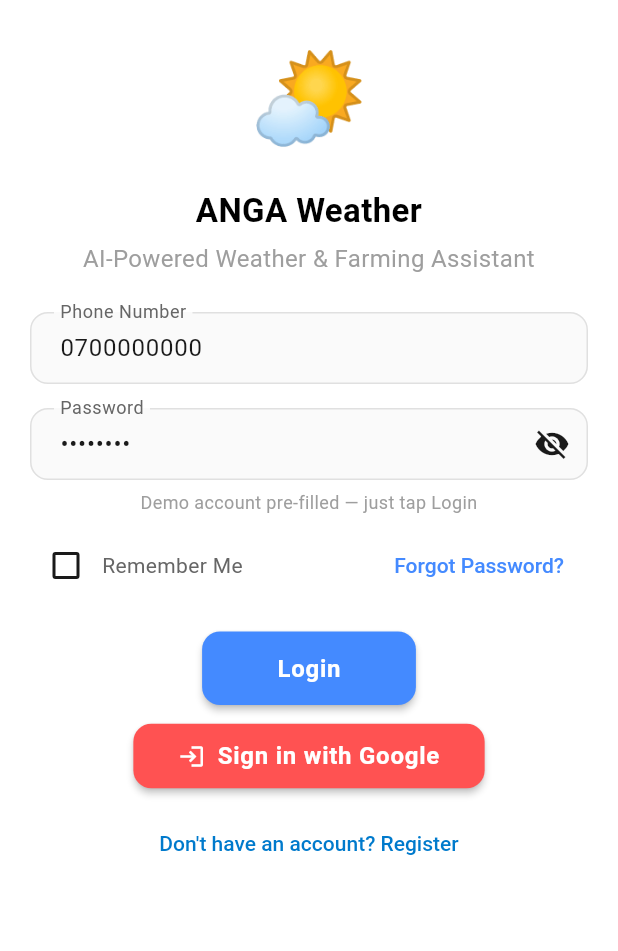
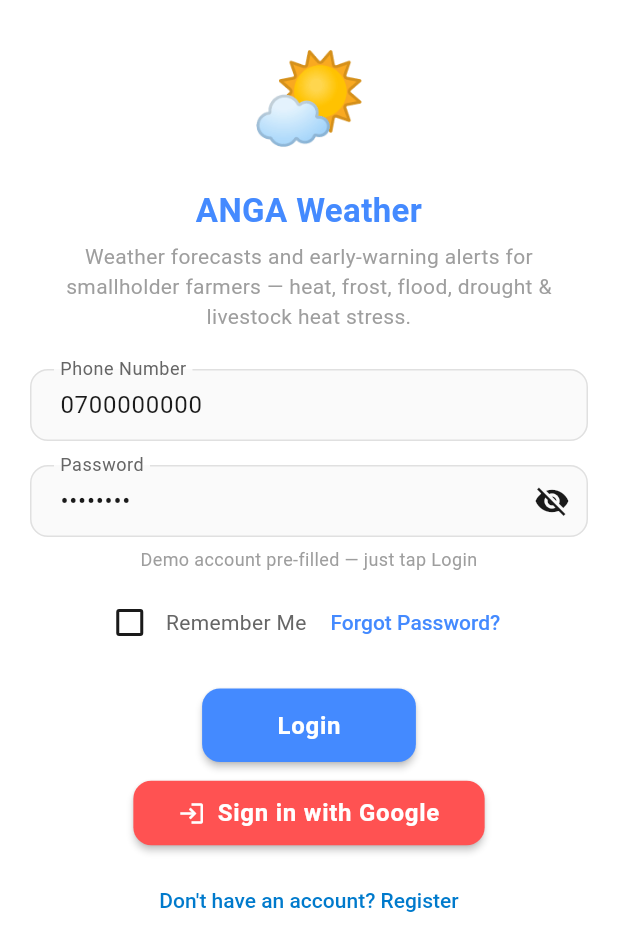
Before and after one commit to Josephnyingi/Anga, a Flutter app: the screen it shows after launch, on a phone screen of 412 x 824 dp. Shown: the top 951 px of the screen. Run offline on Flutter 3.47's test engine with Material 3 defaults, Android fonts, the phone set to English and light mode, and no system bars; our stand-ins replace animate_do, connectivity_plus, firebase_auth, firebase_core, fl_chart, flutter_local_notifications and 4 more; accounts and stored records are empty; network calls fail.

Commit message:
fix: better login-screen description + a real layout overflow bug
- Both apps' login screens now say what's actually different about
  this app instead of the generic "AI-Powered Weather & Farming
  Assistant": "Weather forecasts and early-warning alerts for
  smallholder farmers - heat, frost, flood, drought & livestock heat
  stress."
- Web's splash screen (shown before the login page loads) gets a
  matching shorter version, and its flag row - still showing Kenya +
  South Africa - now shows Kenya + Uganda, matching the actual pilot
  markets after Vhembe (South Africa) was replaced with Gulu (Uganda).
- Mobile's login title was black instead of the app's blue, the only
  place that was still inconsistent after the earlier branding fix.
- Found and fixed a real, pre-existing layout bug while testing the
  above at mobile widths: the "Remember Me" / "Forgot Password?" row
  in both apps had no Expanded/Flexible and silently overflowed by
  ~37px at narrow widths. Invisible in release builds (Flutter's
  overflow warning banner is debug-only), so this had been quietly
  clipping content in production. Switched both to Wrap so
  "Forgot Password?" drops to its own line instead of overflowing.

Co-Authored-By: Claude Sonnet 5 <noreply@anthropic.com>

```diff
--- a/apps/mobile/lib/screens/login_screen.dart
+++ b/apps/mobile/lib/screens/login_screen.dart
@@ -134,13 +134,13 @@ class LoginScreenState extends State<LoginScreen> {
                       // on every other screen (dashboard app bar, web app).
                       "ANGA Weather",
                       textAlign: TextAlign.center,
-                      style: TextStyle(fontSize: 22, fontWeight: FontWeight.bold, color: Colors.black),
+                      style: TextStyle(fontSize: 22, fontWeight: FontWeight.bold, color: Colors.blueAccent),
                     ),
                     SizedBox(height: 5),
                     Text(
-                      "AI-Powered Weather & Farming Assistant",
+                      "Weather forecasts and early-warning alerts for smallholder farmers — heat, frost, flood, drought & livestock heat stress.",
                       textAlign: TextAlign.center,
-                      style: TextStyle(fontSize: 16, color: Colors.grey),
+                      style: TextStyle(fontSize: 14, color: Colors.grey),
                     ),
                   ],
                 ),
@@ -183,10 +183,15 @@ class LoginScreenState extends State<LoginScreen> {
                     ),
                     const SizedBox(height: 10),
 
-                    Row(
-                      mainAxisAlignment: MainAxisAlignment.spaceBetween,
+                    // Wrap instead of Row so "Forgot Password?" drops to
+                    // its own line on narrow screens instead of
+                    // overflowing - same fix as the web app.
+                    Wrap(
+                      alignment: WrapAlignment.spaceBetween,
+                      crossAxisAlignment: WrapCrossAlignment.center,
                       children: [
                         Row(
+                          mainAxisSize: MainAxisSize.min,
                           children: [
                             Checkbox(
                               value: _rememberMe,
--- a/apps/web/lib/screens/login_screen.dart
+++ b/apps/web/lib/screens/login_screen.dart
@@ -77,7 +77,7 @@ class _LoginScreenState extends State<LoginScreen> {
                       ),
                       const SizedBox(height: 8),
                       Text(
-                        'AI-Powered Weather & Farming Assistant',
+                        'Weather forecasts and early-warning alerts for smallholder farmers — heat, frost, flood, drought & livestock heat stress.',
                         style: Theme.of(context).textTheme.bodyMedium,
                         textAlign: TextAlign.center,
                       ),
@@ -137,11 +137,18 @@ class _LoginScreenState extends State<LoginScreen> {
                       ),
                       const SizedBox(height: 16),
 
-                      // Remember me + forgot password
-                      Row(
-                        mainAxisAlignment: MainAxisAlignment.spaceBetween,
+                      // Remember me + forgot password - Wrap instead of Row
+                      // so "Forgot Password?" drops to its own line on
+                      // narrow screens instead of overflowing (this row had
+                      // no Expanded/Flexible, so it silently clipped by 37px
+                      // at mobile widths - invisible in release builds,
+                      // where Flutter's overflow warning doesn't render).
+                      Wrap(
+                        alignment: WrapAlignment.spaceBetween,
+                        crossAxisAlignment: WrapCrossAlignment.center,
                         children: [
                           Row(
+                            mainAxisSize: MainAxisSize.min,
                             children: [
                               Checkbox(
                                 value: _rememberMe,
```
Also changed, not shown: 4 other files.
